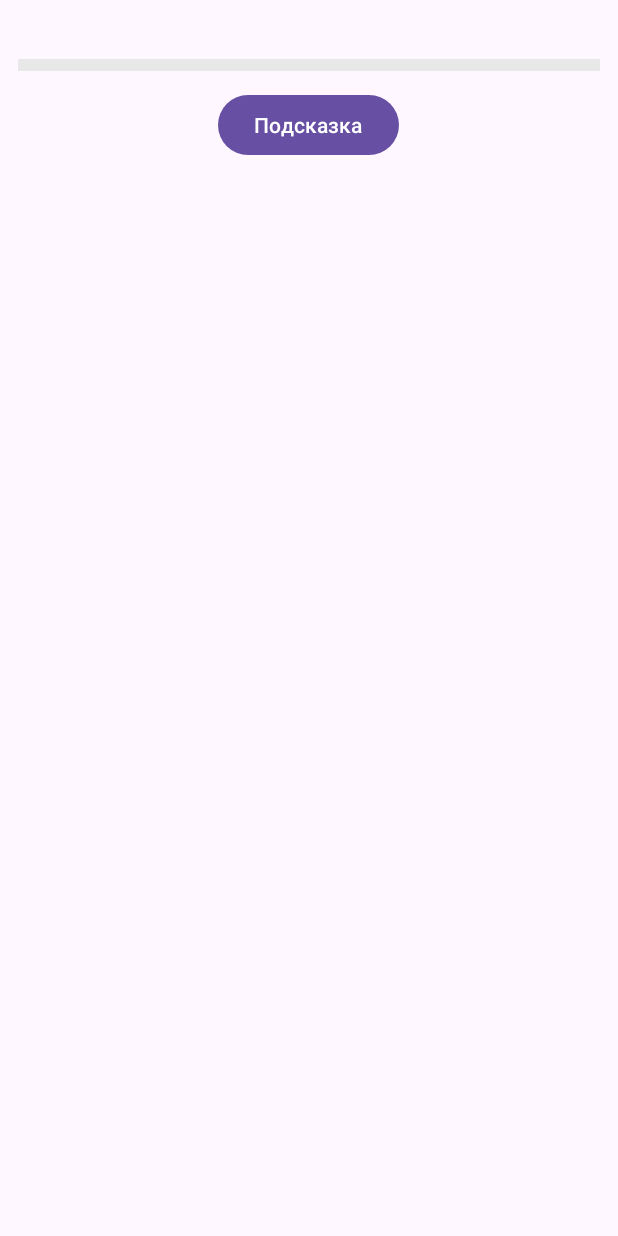
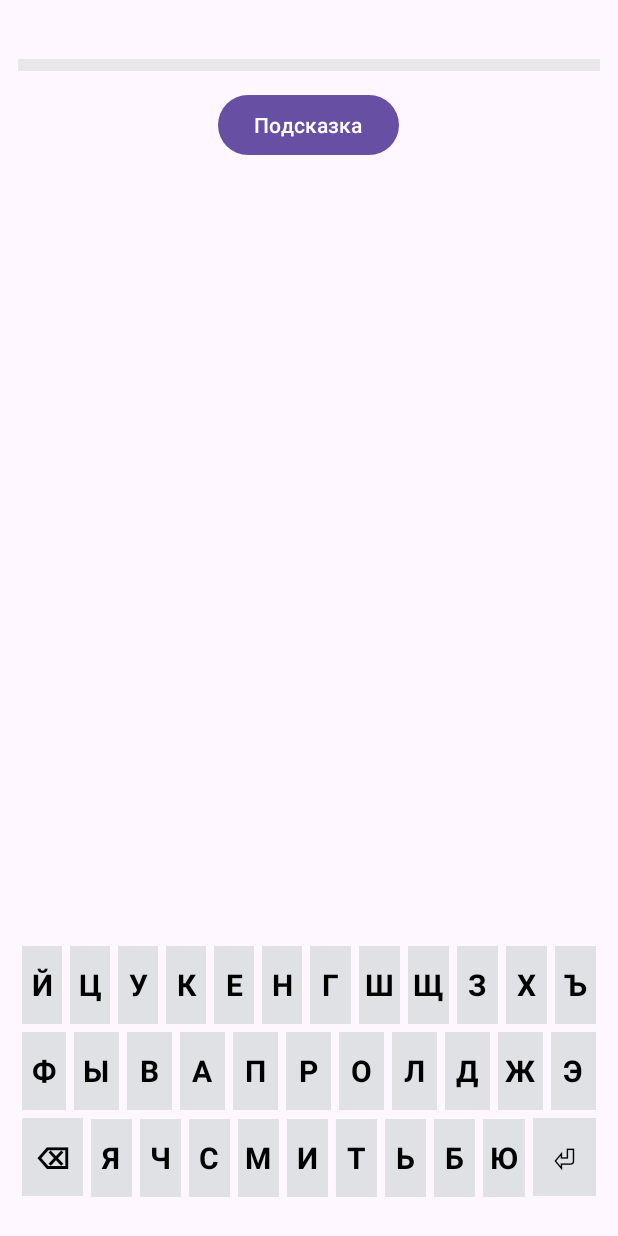
Before and after one commit to Mexator/transitions-sample, an Android app: the layout scene_game.xml on its own in the app's theme, with its tools: preview values and no code run, on a phone screen of 412 x 824 dp. Run offline under Robolectric (Android 15) with nearby library versions, the phone set to English and light mode, and no system bars.

Commit message:
KeyboardView: клавиатура — кастомная вьючка прямо в XML обеих сцен

```diff
--- /dev/null
+++ b/app/src/main/kotlin/dev/anton/slovo/widget/KeyboardView.kt
@@ -0,0 +1,102 @@
+package dev.anton.slovo.widget
+
+import android.content.Context
+import android.graphics.Color
+import android.graphics.Typeface
+import android.util.AttributeSet
+import android.util.TypedValue
+import android.view.Gravity
+import android.widget.LinearLayout
+import android.widget.TextView
+
+/**
+ * Русская экранная клавиатура как одна вьючка: кладётся в layout XML целиком —
+ * `<dev.anton.slovo.widget.KeyboardView … android:transitionName="keyboard"/>` —
+ * и строит три ряда клавиш сама. Без [onKey] клавиши инертны (стартовая сцена).
+ * Раскраска — через [tint] готовыми цветами; вьюшка про игру не знает.
+ *
+ * Наследует LinearLayout и строит то же дерево, что раньше собиралось кодом в
+ * Activity (контейнер → ряды → клавиши), поэтому переходы Примеров 2/3
+ * продолжают матчить её по transitionName/id без изменений.
+ */
+class KeyboardView @JvmOverloads constructor(
+    context: Context,
+    attrs: AttributeSet? = null,
+) : LinearLayout(context, attrs) {
+
+    /** Что нажали на клавиатуре. */
+    sealed interface Key {
+        data class Letter(val char: Char) : Key
+        object Backspace : Key
+        object Submit : Key
+    }
+
+    /** Нет слушателя — клавиши инертны (стартовая сцена). */
+    var onKey: ((Key) -> Unit)? = null
+
+    private val keyViews = mutableMapOf<Char, TextView>()
+    private val keyColor = Color.rgb(0xDF, 0xE1, 0xE4)
+
+    init {
+        // Клавиатура всегда вертикальная стойка рядов — не настраивается.
+        orientation = VERTICAL
+        buildRows()
+    }
+
+    /** Перекрасить клавиши по буквам; остальные вернуть в базовый цвет. */
+    fun tint(colors: Map<Char, Int>) {
+        keyViews.forEach { (letter, view) ->
+            view.setBackgroundColor(colors[letter] ?: keyColor)
+        }
+    }
+
+    private fun buildRows() {
+        listOf("ЙЦУКЕНГШЩЗХЪ", "ФЫВАПРОЛДЖЭ").forEach { letters ->
+            val row = row()
+            letters.forEach { c ->
+                val k = key(c.toString(), 1f) { onKey?.invoke(Key.Letter(c)) }
+                keyViews[c] = k
+                row.addView(k)
+            }
+            addView(row)
+        }
+        val bottom = row()
+        bottom.addView(key("⌫", 1.5f) { onKey?.invoke(Key.Backspace) })
+        "ЯЧСМИТЬБЮ".forEach { c ->
+            val k = key(c.toString(), 1f) { onKey?.invoke(Key.Letter(c)) }
+            keyViews[c] = k
+            bottom.addView(k)
+        }
+        bottom.addView(key("⏎", 1.5f) { onKey?.invoke(Key.Submit) })
+        addView(bottom)
+    }
+
+    private fun row() = LinearLayout(context).apply {
+        layoutParams = LayoutParams(LayoutParams.MATCH_PARENT, LayoutParams.WRAP_CONTENT)
+        orientation = HORIZONTAL
+    }
+
+    /**
+     * TextView, не Button: Material Button reserves insets for its label and clips
+     * it at this height, which made the letters unreadable. A bold TextView with a
+     * gray background and a ripple foreground behaves and reads like a key.
+     */
+    private fun key(label: String, weight: Float, onClick: () -> Unit): TextView =
+        TextView(context).apply {
+            text = label
+            layoutParams = LayoutParams(0, dp(52), weight).apply {
+                setMargins(dp(3), dp(3), dp(3), dp(3))
+            }
+            gravity = Gravity.CENTER
+            textSize = 20f
+            typeface = Typeface.DEFAULT_BOLD
+            setTextColor(Color.BLACK)
+            setBackgroundColor(keyColor)
+            val ripple = TypedValue()
+            context.theme.resolveAttribute(android.R.attr.selectableItemBackground, ripple, true)
+            foreground = resources.getDrawable(ripple.resourceId, context.theme)
+            setOnClickListener { onClick() }
+        }
+
+    private fun dp(value: Int): Int = (value * resources.displayMetrics.density).toInt()
+}
--- a/app/src/main/res/layout/scene_game.xml
+++ b/app/src/main/res/layout/scene_game.xml
@@ -49,11 +49,10 @@
         android:layout_weight="1" />
 
     <!-- Shared element №2: matches the start scene's keyboard by transitionName -->
-    <LinearLayout
+    <dev.anton.slovo.widget.KeyboardView
         android:id="@+id/keyboard"
         android:layout_width="match_parent"
         android:layout_height="wrap_content"
         android:layout_marginBottom="12dp"
-        android:orientation="vertical"
         android:transitionName="keyboard" />
 </LinearLayout>
```
Also changed, not shown: app/src/main/kotlin/dev/anton/slovo/MainActivity.kt (+16 -62 lines), app/src/main/res/layout/scene_start.xml (+3 -4 lines).
